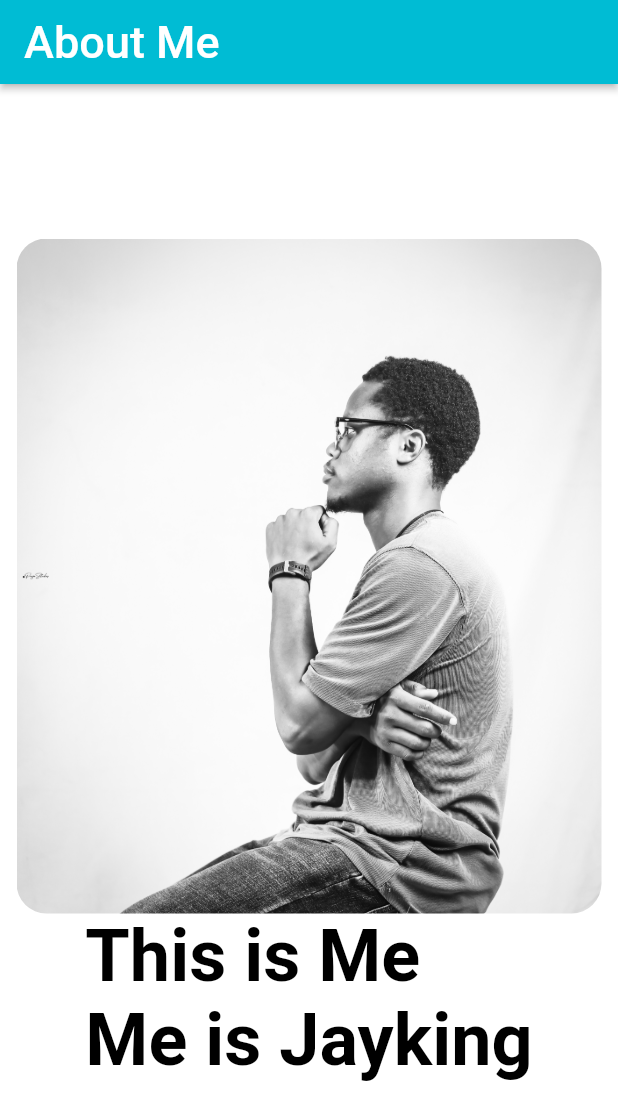
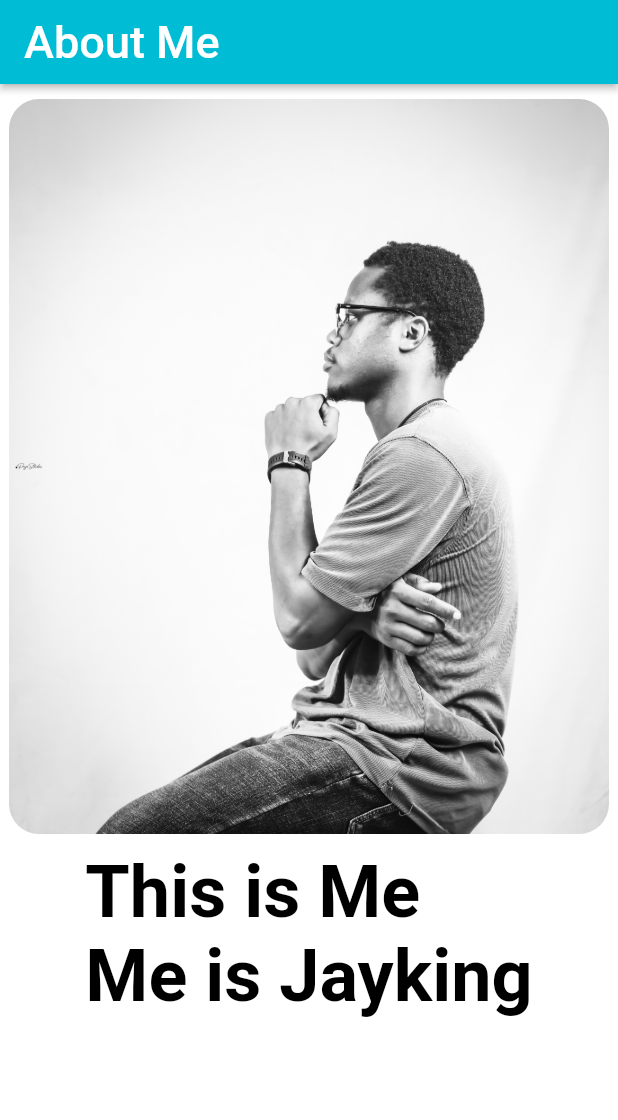
Before and after one commit to Jesuloba-king/aboutyou, a Flutter app: the screen it shows after launch, on a phone screen of 412 x 824 dp. Shown: the top 1120 px of the screen. Run offline on Flutter 3.47's test engine with Material 2 defaults, Android fonts, the phone set to English and light mode, and no system bars; our stand-ins replace google_fonts.

Commit message:
About you app

```diff
--- a/lib/main.dart
+++ b/lib/main.dart
@@ -63,13 +63,15 @@ class _MyHomePageState extends State<MyHomePage> {
         color: Colors.white,
         height: MediaQuery.of(context).size.height,
         width: MediaQuery.of(context).size.width,
+        child: SingleChildScrollView(
           child: Column(
             mainAxisAlignment: MainAxisAlignment.center,
             children: <Widget>[
               Container(
-              // padding: EdgeInsets.only(top: 10),
+                padding: EdgeInsets.only(top: 10),
                 // margin: const EdgeInsets.only(top: 10),
-              height: 450, width: 390,
+                height: 500,
+                width: 400,
                 decoration: BoxDecoration(
                   borderRadius: BorderRadius.all(Radius.circular(20.0)),
                   color: Colors.transparent,
@@ -81,6 +83,7 @@ class _MyHomePageState extends State<MyHomePage> {
                   ),
                 ),
               ),
+              Padding(padding: EdgeInsets.only(top: 10),),
               Text("This is Me \n"
                   "Me is Jayking",
                 style: GoogleFonts.roboto(
@@ -91,6 +94,7 @@ class _MyHomePageState extends State<MyHomePage> {
             ],
           ),
         ),
+      ),
 
     );
   }
```
Lines whose indentation alone changed are shown as unchanged.
